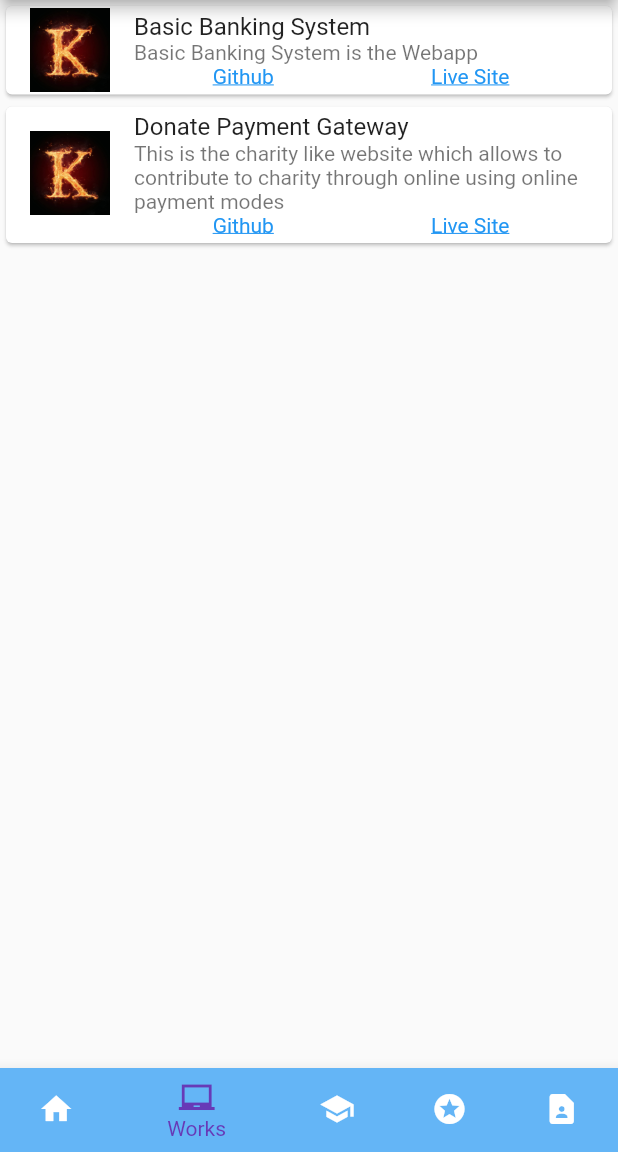
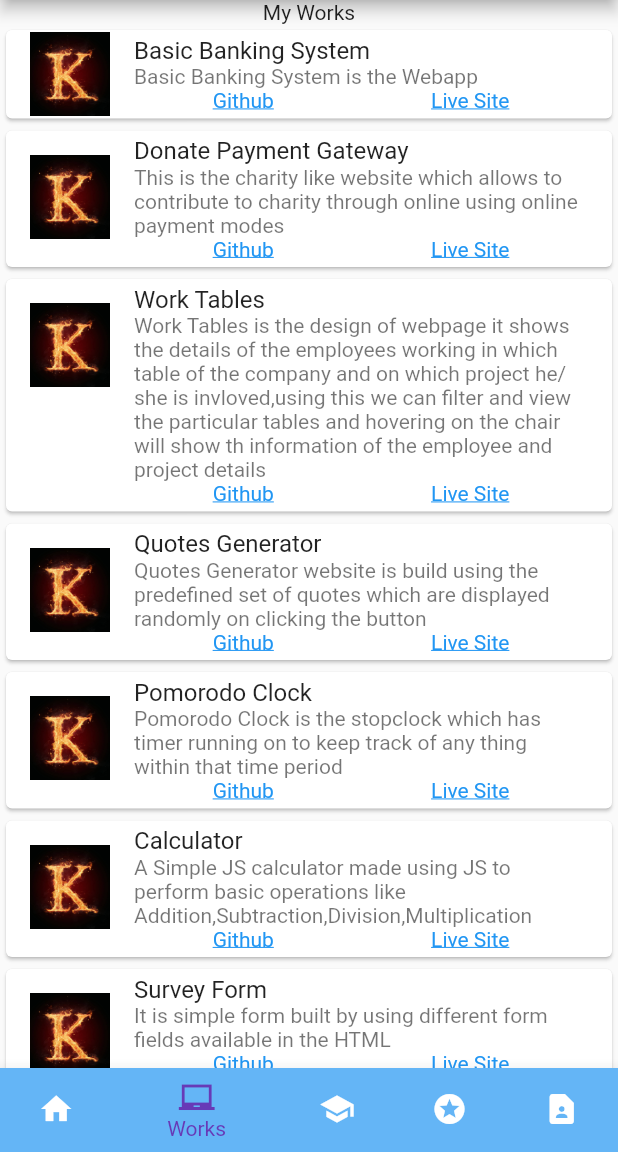
Before and after one commit to Kesav-21/portfoliokesavapp, a Flutter app: the screen it shows after launch, item 2 of the bottom bar chosen, on a phone screen of 412 x 824 dp, the part 84-1236 px from its top. Run offline on Flutter 3.47's test engine with Material 2 defaults, Android fonts, the light colour scheme and no system bars.

Commit message:
Work Page Completed

```diff
--- /dev/null
+++ b/lib/common/CertCard.dart
@@ -0,0 +1,14 @@
+import 'package:flutter/material.dart';
+
+class CertCard extends StatelessWidget {
+  const CertCard({super.key});
+
+  @override
+  Widget build(BuildContext context) {
+    return SingleChildScrollView(
+      child: Column(),
+    );
+  }
+}
+
+class myCertifications {}
--- a/lib/common/WorkCard.dart
+++ b/lib/common/WorkCard.dart
@@ -1,5 +1,3 @@
-import 'dart:ffi';
-
 import 'package:flutter/material.dart';
 import 'package:url_launcher/url_launcher.dart';
 
@@ -21,11 +19,96 @@ class WorkCard extends StatelessWidget {
         ['HTML', 'CSS', 'ReactJS', 'Javascript', 'Payment Gateway'],
         "https://github.com/Kesav-21/DonatePageWithPaymentIntegration",
         "https://dopayint.netlify.app"),
+    MyWorks(
+        "Work Tables",
+        "assets/images/K.jpg",
+        "Work Tables is the design of webpage it shows the details of the employees working in which table of the company and on which project he/she is invloved,using this we can filter and view the particular tables and hovering on the chair will show th information of the employee and project details",
+        ['HTML','CSS','Javascript','ReactJS'],
+        "https://github.com/Kesav-21/worktables",
+        "http://kesav-21.github.io/worktables"),
+    MyWorks(
+        "Quotes Generator",
+        "assets/images/K.jpg",
+        "Quotes Generator website is build using the predefined set of quotes which are displayed randomly on clicking the button",
+        ['HTML','CSS','Javascript'],
+        "https://github.com/Kesav-21/RandomQuote",
+        "https://kesav-21.github.io/RandomQuote"),
+    MyWorks(
+        "Pomorodo Clock",
+        "assets/images/K.jpg",
+        "Pomorodo Clock is the stopclock which has timer running on to keep track of any thing within that time period",
+        ['HTML','CSS','Javascript'],
+        "https://github.com/Kesav-21/Build-25-5-clock",
+        "https://kesav-21.github.io/Build-25-5-clock/"),
+    MyWorks(
+        "Calculator",
+        "assets/images/K.jpg",
+        "A Simple JS calculator made using JS to perform basic operations like Addition,Subtraction,Division,Multiplication",
+        ['HTML','CSS','Javascript'],
+        "https://github.com/Kesav-21/SimpleJSCalculator",
+        "https://kesav-21.github.io/SimpleJSCalculator/"),
+    MyWorks(
+        "Survey Form",
+        "assets/images/K.jpg",
+        "It is simple form built by using different form fields available in the HTML",
+        ['HTML','CSS','Javascript'],
+        "https://github.com/Kesav-21/SurveyForm",
+        "https://kesav-21.github.io/SurveyForm"),
+    MyWorks(
+        "MarkDown Previewer",
+        "assets/images/K.jpg",
+        "Markdown is a lightweight markup language with plain text formatting syntax. It is a simple way to add formatting like headers, bold, bulleted lists, and so on to a plain text. Markdown uses a simple formatting syntax to accomplish the same thing that HTML does, but it is simpler than HTML.",
+        ['HTML','CSS','Javascript'],
+        "https://github.com/Kesav-21/MarkDownPreviewer",
+        "https://kesav-21.github.io/MarkDownPreviewer/"),
+    MyWorks(
+        "Sound Machine",
+        "assets/images/K.jpg",
+        "Sound Machine is simple js website which behaves differently on different key presses in the keyboard or either mouse click it plays different sound on different key press",
+        ['HTML','CSS','Javascript'],
+        "https://github.com/Kesav-21/SoundMachine",
+        "https://kesav-21.github.io/SoundMachine/"),
+    MyWorks(
+        "Product Landing page",
+        "assets/images/K.jpg",
+        "A product landing page is a post-click page created specifically to convince a visitor to convert on a product-related offer. Design-wise, it's similar a traditional landing page.",
+        ['HTML','CSS','Javascript'],
+        "https://github.com/Kesav-21/ProductLandingPage",
+        "https://kesav-21.github.io/ProductLandingPage/"),
+    MyWorks(
+        "Phone Directory",
+        "assets/images/K.jpg",
+        "a Database that lists the names, addresses, and phone numbers of the people and businesses in a certain area.Using this webapp you can add and manage the phone numbers of the person",
+        ['HTML','CSS','Javascript','ReactJS'],
+        "https://github.com/Kesav-21/Phone-Directory",
+        "https://phonedirectoryk7.netlify.app/"),
+    MyWorks(
+        "Task Adder",
+        "assets/images/K.jpg",
+        "A task tracker is an intelligent version of a to-do list that can help manage tasks and assignments. Team members can use task trackers individually or together as a team. These allow team members to list their essential projects, prioritize them, and mark them as done when the tasks are complete.",
+        ['HTML','CSS','Javascript','ReactJS'],
+        "https://github.com/Kesav-21/Task-Tracker",
+        "https://tasktrackerkesav.netlify.app/"),
+    MyWorks(
+        "Housing Clone using Firebase",
+        "assets/images/K.jpg",
+        "It is the website inspired form the realtor website which has been cloned using the reactjs and some npm packages and instead of server side programming firebase is used to provide the adding the listing,delete the listing,view the listing and user authentication,etc.This app helps to find the house or homes that are available for sell or rent.",
+        ['HTML','CSS','JS','ReactJS','Firebase','Tailwind'],
+        "https://github.com/Kesav-21/HousingFinder",
+        "https://housingfinderclok7.netlify.app"),
+    MyWorks(
+        "ToDoList Using Flask",
+        "assets/images/K.jpg",
+        "It is the website used to keep track of the to do tasks and store them in the database and can access from anywhere",
+        ['HTML','CSS','Flask','SQLAlchemy'],
+        "https://github.com/Kesav-21/todolist",
+        "https://todolist-jyvz.onrender.com/"),
   ];
 
   @override
   Widget build(BuildContext context) {
-    return Column(children: <Widget>[
+    return SingleChildScrollView(
+      child: Column(children: <Widget>[
       for (var work in myWorks)
         Card(
           child: Column(
@@ -42,11 +125,11 @@ class WorkCard extends StatelessWidget {
                         mainAxisAlignment: MainAxisAlignment.spaceAround,
                         children: [
                           InkWell(
-                            onTap: () => launchUrl(Uri.parse(work.github)),
+                            onTap: () => launchUrl(Uri.parse(work.github),mode: LaunchMode.externalApplication),
                             child: Text("Github",style: TextStyle(decoration: TextDecoration.underline,color: Colors.blue),),
                           ),
                           InkWell(
-                            onTap: () => launchUrl(Uri.parse(work.live)),
+                            onTap: () => launchUrl(Uri.parse(work.live),mode: LaunchMode.externalApplication),
                             child: Text("Live Site",style: TextStyle(decoration: TextDecoration.underline,color: Colors.blue),),
                           ),
                         ],
@@ -56,7 +139,8 @@ class WorkCard extends StatelessWidget {
                   onTap: () {
                     AlertDialog alert = AlertDialog(
                       title: Text(work.tname),
-                      content: Column(
+                      content: SingleChildScrollView(
+                        child: Column(
                           mainAxisAlignment: MainAxisAlignment.spaceEvenly,
                           crossAxisAlignment: CrossAxisAlignment.start,
                           children: [
@@ -74,6 +158,7 @@ class WorkCard extends StatelessWidget {
 
 
                           ]),
+                      ) ,
                       actions: [
                         TextButton(
                             onPressed: () {
@@ -92,7 +177,8 @@ class WorkCard extends StatelessWidget {
             ],
           ),
         )
-    ]);
+    ]),
+    );
   }
 }
 
--- a/lib/pages/Education.dart
+++ b/lib/pages/Education.dart
@@ -1,10 +1,13 @@
 import 'package:flutter/material.dart';
+import 'package:portfoliokesav/common/CertCard.dart';
 
 class Education extends StatelessWidget {
   const Education({super.key});
 
   @override
   Widget build(BuildContext context) {
-    return const Placeholder();
+    return  Container(
+      child: CertCard(),
+    );
   }
 }
--- a/lib/pages/Works.dart
+++ b/lib/pages/Works.dart
@@ -8,8 +8,10 @@ class Works extends StatelessWidget {
 
   @override
   Widget build(BuildContext context) {
-    return Container(
-      child: WorkCard(),
+    return SingleChildScrollView(
+      child: Column(
+      children: [const Text("My Works"), WorkCard()],
+    ),
     );
   }
 }
```
